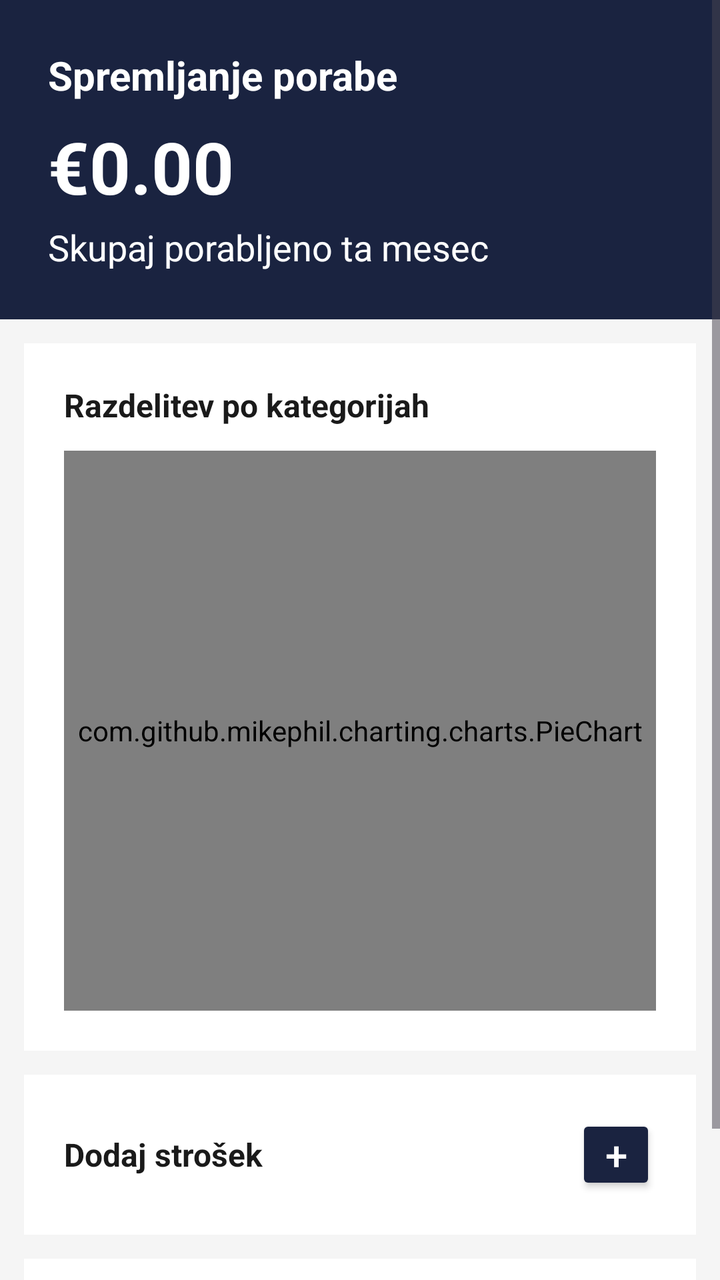
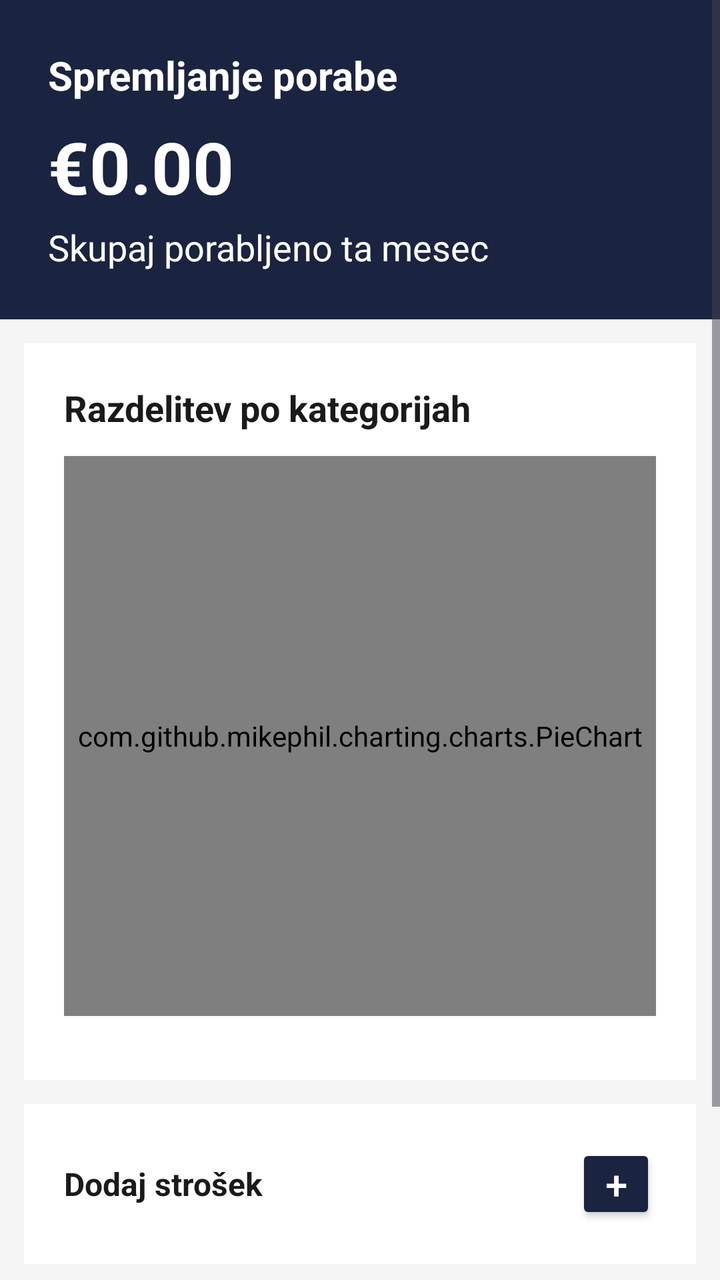

Screens rendered from an Android XML layout before and after an edit, with the pre-edit source and the edit as a unified diff.
<!-- AndroidManifest.xml: application theme Theme.FinFlow -->
<!-- res/layout/fragment_poraba.xml -->
<?xml version="1.0" encoding="utf-8"?>
<ScrollView
    xmlns:android="http://schemas.android.com/apk/res/android"
    android:layout_width="match_parent"
    android:layout_height="match_parent"
    android:background="@color/sivaKartica">

    <LinearLayout
        android:layout_width="match_parent"
        android:layout_height="wrap_content"
        android:orientation="vertical">

        
        <LinearLayout
            android:layout_width="match_parent"
            android:layout_height="wrap_content"
            android:background="@color/temnoModra"
            android:orientation="vertical"
            android:padding="24dp">

            <TextView
                android:layout_width="wrap_content"
                android:layout_height="wrap_content"
                android:text="@string/poraba_naslov"
                android:textColor="@color/bela"
                android:textSize="20sp"
                android:textStyle="bold"/>

            <TextView
                android:id="@+id/tv_skupna_poraba"
                android:layout_width="wrap_content"
                android:layout_height="wrap_content"
                android:text="€0.00"
                android:textColor="@color/bela"
                android:textSize="36sp"
                android:textStyle="bold"
                android:layout_marginTop="8dp" />

            <TextView
                android:layout_width="wrap_content"
                android:layout_height="wrap_content"
                android:text="@string/poraba_skupaj_mesec"
                android:textColor="@color/bela"
                android:textSize="18sp"
                android:layout_marginTop="4dp" />

        </LinearLayout>

        
        <LinearLayout
            android:layout_width="match_parent"
            android:layout_height="wrap_content"
            android:background="@color/bela"
            android:orientation="vertical"
            android:padding="20dp"
            android:layout_marginTop="12dp"
            android:layout_marginStart="12dp"
            android:layout_marginEnd="12dp">

            <TextView
                android:layout_width="wrap_content"
                android:layout_height="wrap_content"
                android:text="@string/poraba_razdelitev_kategorije"
                android:textColor="@color/besediloTemno"
                android:textSize="16sp"
                android:textStyle="bold" />

            <com.github.mikephil.charting.charts.PieChart
                android:id="@+id/chart_poraba"
                android:layout_width="match_parent"
                android:layout_height="280dp"
                android:layout_marginTop="12dp" />

        </LinearLayout>

        
        <LinearLayout
            android:layout_width="match_parent"
            android:layout_height="wrap_content"
            android:background="@color/bela"
            android:orientation="horizontal"
            android:padding="20dp"
            android:layout_marginTop="12dp"
            android:layout_marginStart="12dp"
            android:layout_marginEnd="12dp"
            android:gravity="center_vertical">

            <TextView
                android:layout_width="0dp"
                android:layout_height="wrap_content"
                android:layout_weight="1"
                android:text="@string/poraba_dodaj_strosek"
                android:textColor="@color/besediloTemno"
                android:textSize="16sp"
                android:textStyle="bold" />

            <Button
                android:id="@+id/btn_dodaj_strosek"
                android:layout_width="40dp"
                android:layout_height="40dp"
                android:text="+"
                android:textSize="20sp"
                android:padding="0dp"
                android:backgroundTint="@color/temnoModra"
                android:textColor="@color/bela" />

        </LinearLayout>

        
        <LinearLayout
            android:layout_width="match_parent"
            android:layout_height="wrap_content"
            android:background="@color/bela"
            android:orientation="vertical"
            android:padding="20dp"
            android:layout_marginTop="12dp"
            android:layout_marginStart="12dp"
            android:layout_marginEnd="12dp"
            android:layout_marginBottom="12dp">

            <TextView
                android:layout_width="wrap_content"
                android:layout_height="wrap_content"
                android:text="@string/poraba_nedavni_stroski"
                android:textColor="@color/besediloTemno"
                android:textSize="24sp"
                android:textStyle="bold" />

            <LinearLayout
                android:id="@+id/ll_stroski_container"
                android:layout_width="match_parent"
                android:layout_height="wrap_content"
                android:layout_marginTop="12dp"
                android:orientation="vertical" />

        </LinearLayout>

    </LinearLayout>

</ScrollView>
<!-- resources referenced by this layout -->
<resources>
  <color name="bela">#FFFFFF</color>
  <color name="besediloTemno">#1A1A1A</color>
  <color name="sivaKartica">#F5F5F5</color>
  <color name="temnoModra">#1A2340</color>
  <string name="poraba_dodaj_strosek">Dodaj strošek</string>
  <string name="poraba_naslov">Spremljanje porabe</string>
  <string name="poraba_nedavni_stroski">Nedavni stroški</string>
  <string name="poraba_razdelitev_kategorije">Razdelitev po kategorijah</string>
  <string name="poraba_skupaj_mesec">Skupaj porabljeno ta mesec</string>
  <style name="Theme.FinFlow" parent="Base.Theme.FinFlow" />
  <style name="Base.Theme.FinFlow" parent="Theme.Material3.DayNight.NoActionBar">
          
          
      </style>
</resources>

<!-- the commit's change to res/layout/fragment_poraba.xml (unified diff, before → after) -->
@@ -62,13 +62,21 @@
                 android:layout_height="wrap_content"
                 android:text="@string/poraba_razdelitev_kategorije"
                 android:textColor="@color/besediloTemno"
-                android:textSize="16sp"
+                android:textSize="18sp"
                 android:textStyle="bold" />
 
             <com.github.mikephil.charting.charts.PieChart
                 android:id="@+id/chart_poraba"
                 android:layout_width="match_parent"
                 android:layout_height="280dp"
+                android:layout_marginTop="12dp" />
+
+            <LinearLayout
+                android:id="@+id/ll_legenda_poraba"
+                android:layout_width="match_parent"
+                android:layout_height="wrap_content"
+                android:orientation="vertical"
+                android:gravity="center_horizontal"
                 android:layout_marginTop="12dp" />
 
         </LinearLayout>
